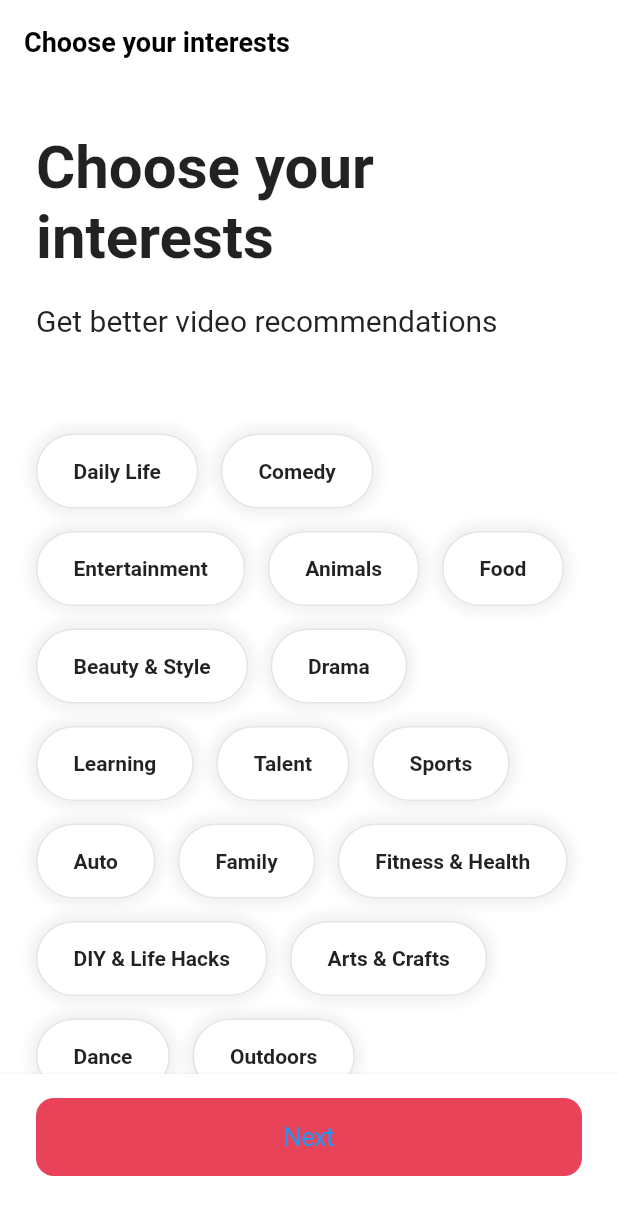
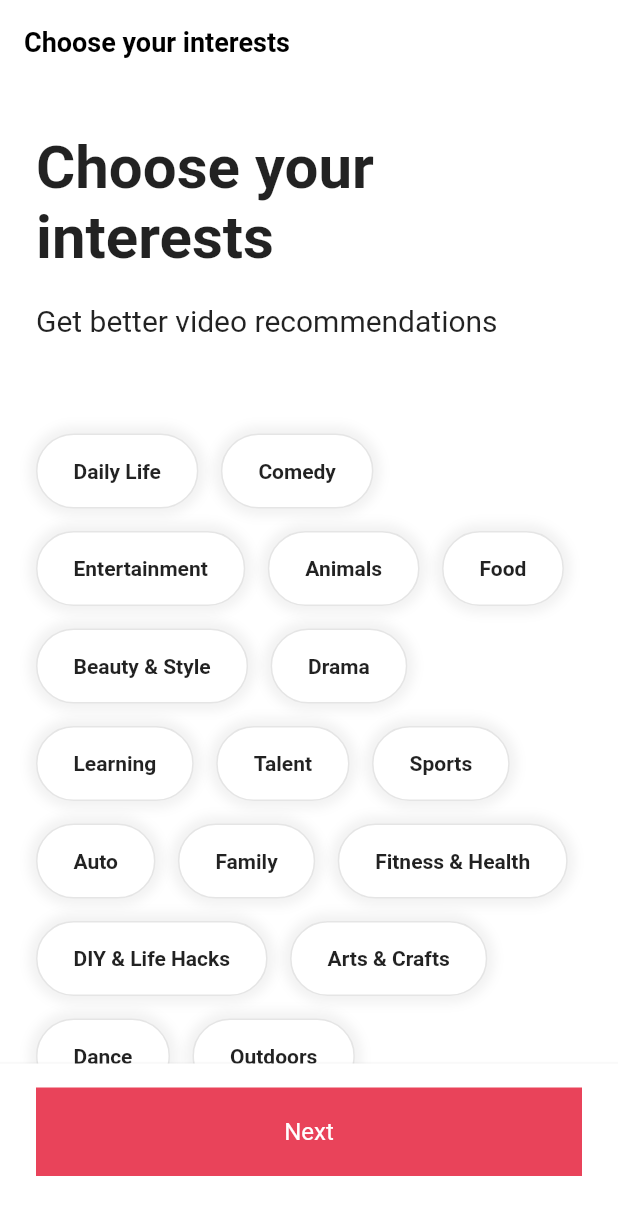
Before and after one commit to hyeribo/tiktok_clone, a Flutter app: the screen it shows after launch, on a phone screen of 412 x 824 dp. Shown: the top 1215 px of the screen. Run offline on Flutter 3.47's test engine with Material 2 defaults, Android fonts, the phone set to English and light mode, and no system bars; our stand-ins replace font_awesome_flutter.

Commit message:
Revert "Next 버튼 CupertinoButton으로 변경"
This reverts commit 0f77a26877766465a1a3182a64a117308ee1eeec.

```diff
--- a/lib/features/onboarding/interests_screen.dart
+++ b/lib/features/onboarding/interests_screen.dart
@@ -1,4 +1,3 @@
-import 'package:flutter/cupertino.dart';
 import 'package:flutter/material.dart';
 import 'package:tiktok_clone/constants/gaps.dart';
 import 'package:tiktok_clone/constants/sizes.dart';
@@ -125,10 +124,21 @@ class InterestsScreen extends StatelessWidget {
             left: Sizes.size24,
             right: Sizes.size24,
           ),
-          child: CupertinoButton(
-            onPressed: () {},
-            color: Theme.of(context).primaryColor,
-            child: const Text("Next"),
+          child: Container(
+            padding: const EdgeInsets.symmetric(
+              vertical: Sizes.size20,
+            ),
+            decoration: BoxDecoration(
+              color: Theme.of(context).primaryColor,
+            ),
+            child: const Text(
+              'Next',
+              textAlign: TextAlign.center,
+              style: TextStyle(
+                color: Colors.white,
+                fontSize: Sizes.size16,
+              ),
+            ),
           ),
         ),
       ),
```
